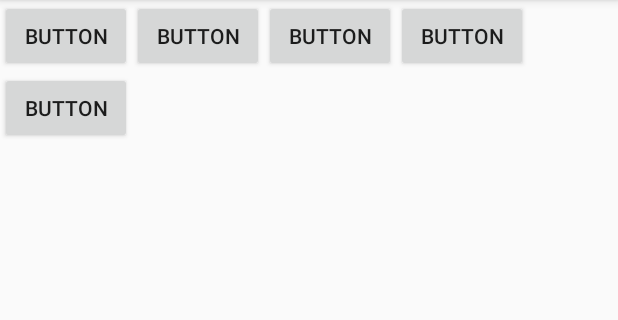
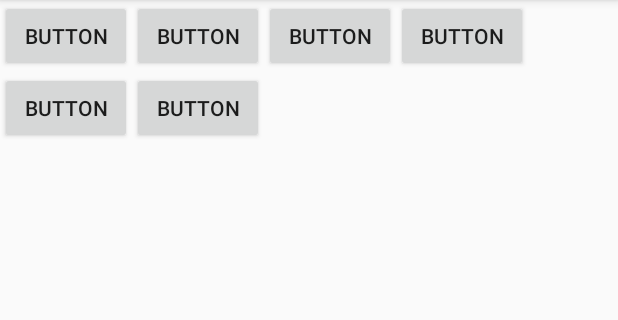
Before and after one commit to mathiassand/NotAlchemy, an Android app: the screen it shows after launch (MainActivity), on a phone screen of 412 x 824 dp, the part 84-404 px from its top. Run offline under Robolectric (Android 15) with nearby library versions, the phone set to English and light mode, and no system bars.

Commit message:
One more button

```diff
--- a/NotAlchemy/app/src/main/res/layout/activity_main.xml
+++ b/NotAlchemy/app/src/main/res/layout/activity_main.xml
@@ -50,6 +50,12 @@
                 android:layout_width="wrap_content"
                 android:layout_height="wrap_content"
                 android:text="Button" />
+
+            <Button
+                android:id="@+id/button6"
+                android:layout_width="wrap_content"
+                android:layout_height="wrap_content"
+                android:text="Button" />
         </TableRow>
 
         <TableRow
```
